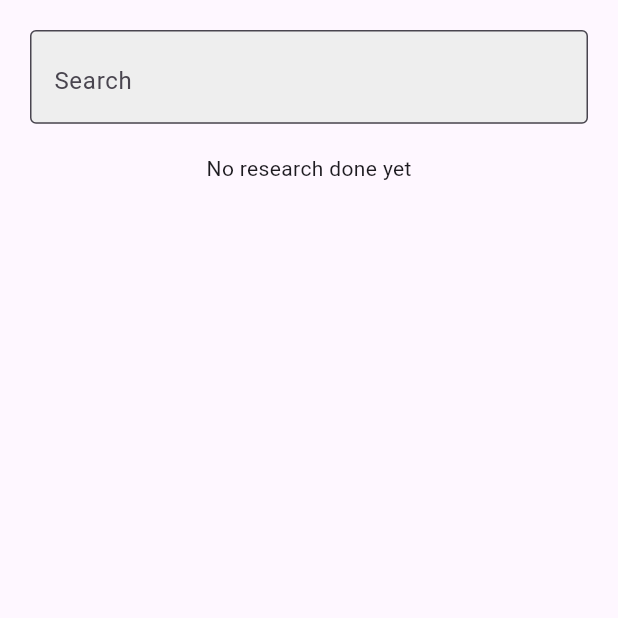
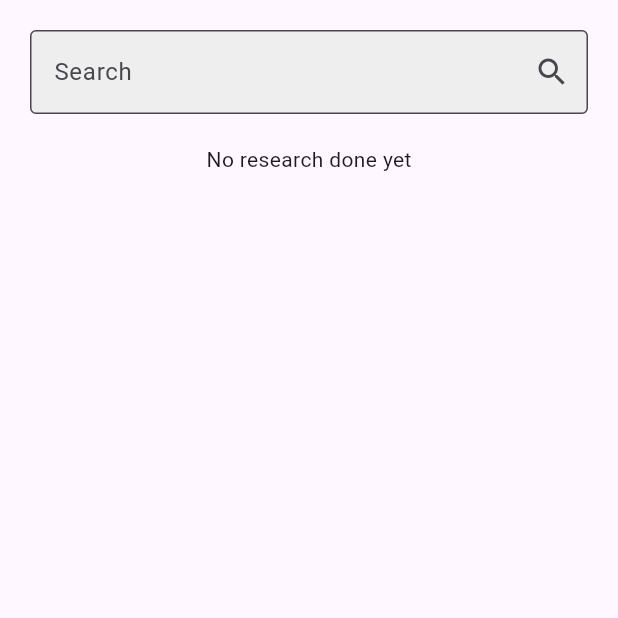
Before and after one commit to MauricioReisdoefer/rendify-frontend, a Flutter app: the SearchPage screen opened directly, on a phone screen of 412 x 824 dp, the top half of it. Run offline on Flutter 3.47's test engine with Material 3 defaults, Android fonts, the phone set to English and light mode, and no system bars; our stand-ins replace easy_localization, equatable, fl_chart, flutter_bloc, google_fonts.

Commit message:
WIP: Search System almost fully implemented with BLoC

```diff
--- a/lib/features/search/presentation/screen/search.dart
+++ b/lib/features/search/presentation/screen/search.dart
@@ -1,27 +1,71 @@
 import 'package:flutter/material.dart';
+import 'package:flutter_bloc/flutter_bloc.dart';
 import 'package:easy_localization/easy_localization.dart';
 
-class SearchPage extends StatelessWidget{
+import 'package:rendify/features/search/presentation/bloc/search_bloc.dart';
+import 'package:rendify/features/search/presentation/bloc/search_state.dart';
+import 'package:rendify/features/search/presentation/bloc/search_event.dart';
+import 'package:rendify/features/search/data/repository/search_repository_impl.dart';
+import 'package:rendify/core/services/http_service.dart';
+import 'package:http/http.dart' as http_client;
+import 'package:rendify/core/models/stock_model.dart';
+
+final HttpService http = HttpService(http_client.Client());
+
+class SearchPage extends StatelessWidget {
+  final TextEditingController _controller = TextEditingController();
+
+  SearchPage({super.key});
+
   @override
-  Widget build (BuildContext context){
-    return Scaffold(
-      body: ListView(
+  Widget build(BuildContext context) {
+    return BlocProvider(
+      create: (context) => SearchBloc(
+        searchRepository: SearchRepositoryImpl(http),
+      ),
+      child: Scaffold(
+        body: BlocBuilder<SearchBloc, SearchState>(
+          builder: (context, state) {
+            return ListView(
               children: [
                 Padding(
                   padding: const EdgeInsets.all(20.0),
                   child: TextField(
+                    controller: _controller,
                     decoration: InputDecoration(
                       filled: true,
-                fillColor: Color(0xFFEEEEEE),
+                      fillColor: const Color(0xFFEEEEEE),
                       hintText: "Buscar".tr(),
-                border: OutlineInputBorder(borderSide: BorderSide(width: 0)),
-                suffix: Icon(Icons.search),
-              ),
-              onChanged: (value) {},
+                      border: const OutlineInputBorder(
+                          borderSide: BorderSide(width: 0)),
+                      suffixIcon: IconButton(
+                        icon: const Icon(Icons.search),
+                        onPressed: () {
+                          final symbol = _controller.text.trim();
+                          if (symbol.isNotEmpty) {
+                            context.read<SearchBloc>().add(SearchSubmitted(symbol:symbol));
+                          }
+                        },
                       ),
                     ),
-          Center(child: Text("Nenhuma pesquisa feita".tr()))
+                    onChanged: (value) {
+                      context.read<SearchBloc>().add(SearchChanged(value));
+                    },
+                  ),
+                ),
+                if (state.isSubmitting) ...[
+                  const Center(child: CircularProgressIndicator()),
+                ] else if (state.isFailure) ...[
+                  Center(child: Text("Erro".tr())),
+                ] else if (state.isSuccess && state.symbol.isNotEmpty) ...[
+                  Center(child: Text("${state.symbol}")),
+                ] else ...[
+                  Center(child: Text("Nenhuma pesquisa feita".tr())),
+                ]
               ],
+            );
+          },
+        ),
       ),
     );
   }
--- a/lib/to-do/screens/main_screen.dart
+++ b/lib/to-do/screens/main_screen.dart
@@ -1,6 +1,6 @@
 import 'package:flutter/material.dart';
 import 'package:rendify/shared/components/appbar.dart';
-import 'package:rendify/to-do/screens/search.dart';
+import 'package:rendify/features/search/presentation/screen/search.dart';
 import 'package:rendify/to-do/screens/simulator.dart';
 import 'duvidas_screen.dart';
 import 'package:easy_localization/easy_localization.dart';
```
Lines whose indentation alone changed are shown as unchanged.
